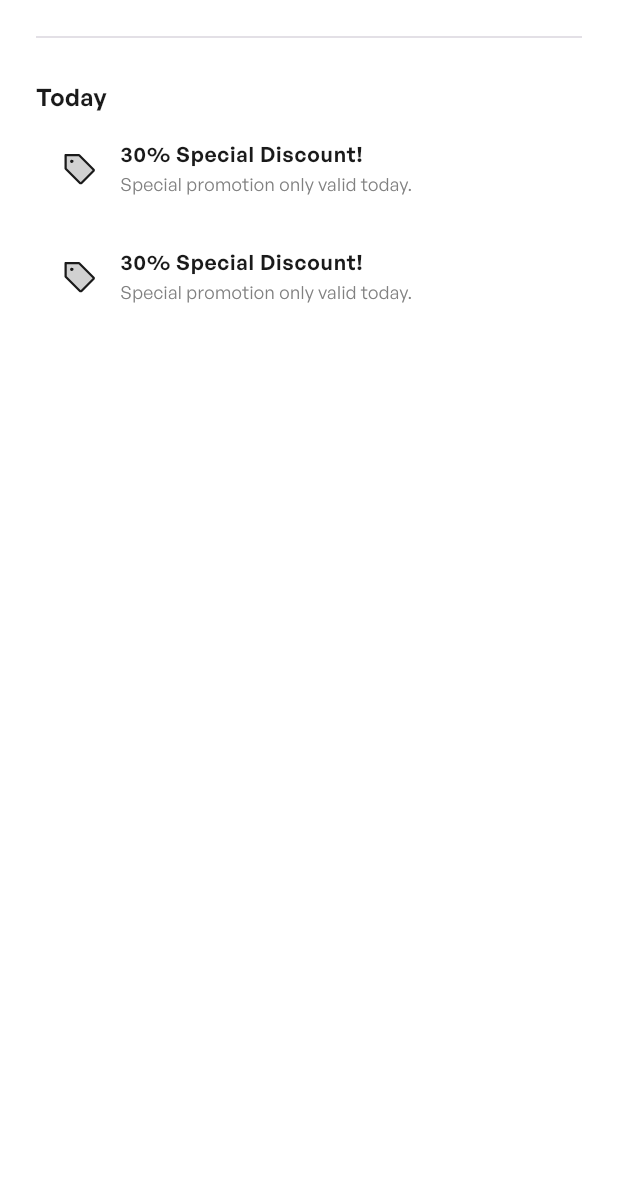
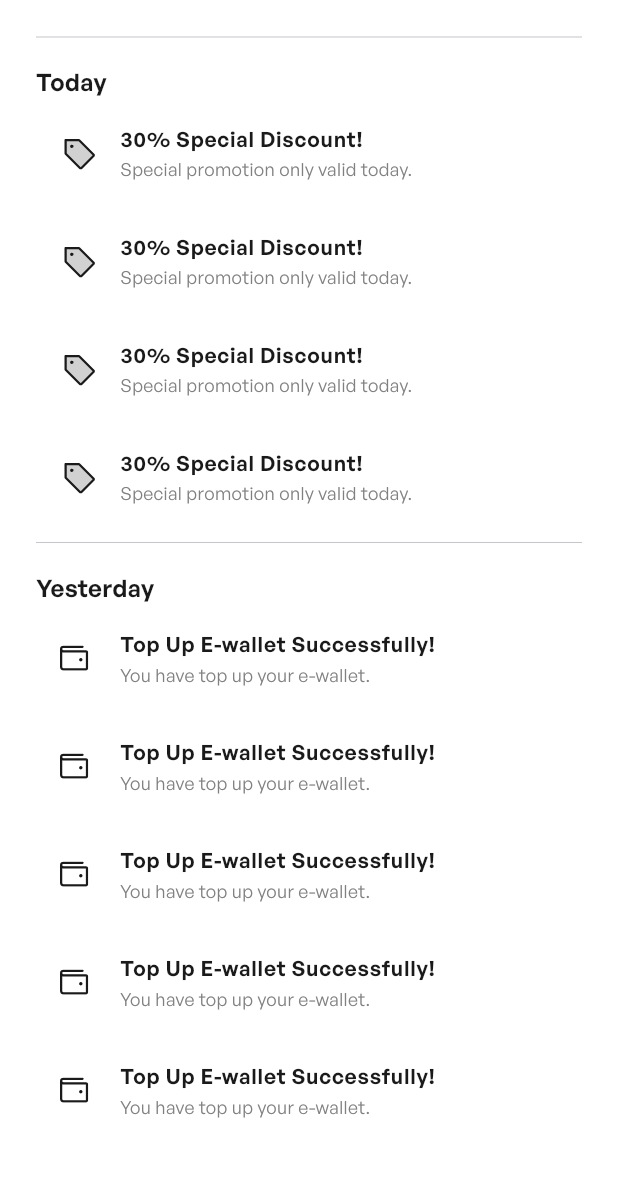
Before and after one commit to AhmedFared888/styla, a Flutter app: the NotificationViewBody screen opened directly, on a phone screen of 412 x 824 dp, the part 59-1236 px from its top. Run offline on Flutter 3.47's test engine with Material 3 defaults, Android fonts, the phone set to English and light mode, and no system bars; our stand-ins replace cached_network_image, dartz, dio, firebase_auth, firebase_core, flutter_bloc and 5 more; accounts and stored records are empty.

Commit message:
notification view UI done

```diff
--- a/lib/core/resources/assets_manager.dart
+++ b/lib/core/resources/assets_manager.dart
@@ -27,4 +27,5 @@ abstract class AssetsManager {
 
   // notification view assets
   static const String discountIcon = "$imagePath/discount_icon.svg";
+  static const String walletIcon = "$imagePath/wallet_icon.svg";
 }
--- a/lib/core/resources/strings_manager.dart
+++ b/lib/core/resources/strings_manager.dart
@@ -68,4 +68,5 @@ abstract class StringsManager {
   // notification view
   static const String notification = 'Notification';
   static const String today = 'Today';
+  static const String yesterday = 'Yesterday';
 }
--- a/lib/features/notification/presentation/widgets/notification_view_body.dart
+++ b/lib/features/notification/presentation/widgets/notification_view_body.dart
@@ -21,12 +21,15 @@ class NotificationViewBody extends StatelessWidget {
           crossAxisAlignment: CrossAxisAlignment.start,
           children: [
             Divider(thickness: .7),
-            SizedBox(height: AppSize.s20),
+            SizedBox(height: AppSize.s10),
             Expanded(
               child: SingleChildScrollView(
                 child: Column(
                   children: [
                     TodaySection(),
+                    Divider(thickness: .7),
+                    SizedBox(height: AppSize.s10),
+                    YesterdaySection(),
                   ],
                 ),
               ),
@@ -53,7 +56,7 @@ class TodaySection extends StatelessWidget {
         ListView.builder(
           shrinkWrap: true,
           physics: const NeverScrollableScrollPhysics(),
-          itemCount: 2,
+          itemCount: 4,
           itemBuilder: (context, index) {
             return ListTile(
               leading: SvgPicture.asset(AssetsManager.discountIcon),
@@ -76,3 +79,42 @@ class TodaySection extends StatelessWidget {
     );
   }
 }
+
+class YesterdaySection extends StatelessWidget {
+  const YesterdaySection({super.key});
+
+  @override
+  Widget build(BuildContext context) {
+    return Column(
+      crossAxisAlignment: CrossAxisAlignment.start,
+      children: [
+        Text(
+          StringsManager.yesterday,
+          style: StylesManager.textStyle16Sem(ColorManager.primaryColor),
+        ),
+        ListView.builder(
+          shrinkWrap: true,
+          physics: const NeverScrollableScrollPhysics(),
+          itemCount: 5,
+          itemBuilder: (context, index) {
+            return ListTile(
+              leading: SvgPicture.asset(AssetsManager.walletIcon),
+              title: Text(
+                'Top Up E-wallet Successfully!',
+                style: StylesManager.textStyle14Sem(
+                  ColorManager.primaryColor,
+                ),
+              ),
+              subtitle: Text(
+                'You have top up your e-wallet.',
+                style: StylesManager.textStyle12Reg(
+                  ColorManager.grey,
+                ),
+              ),
+            );
+          },
+        ),
+      ],
+    );
+  }
+}
```
Also changed, not shown: assets/images/wallet_icon.svg (added).
